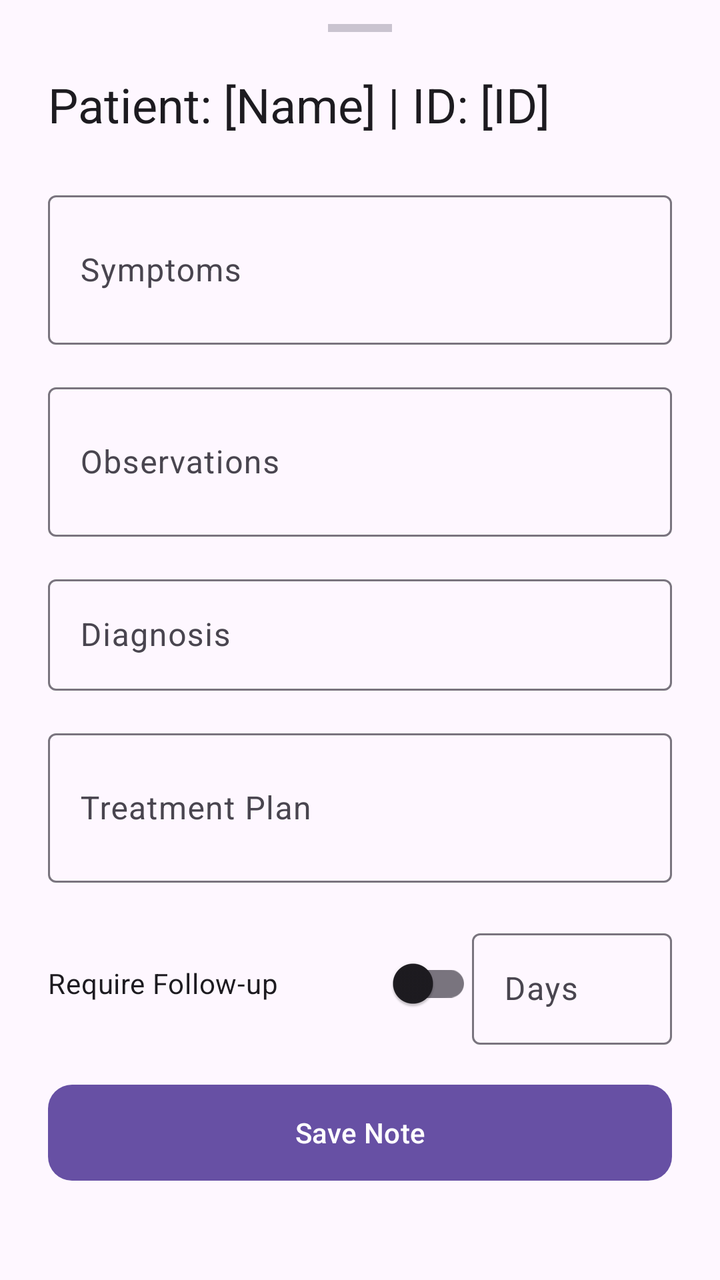
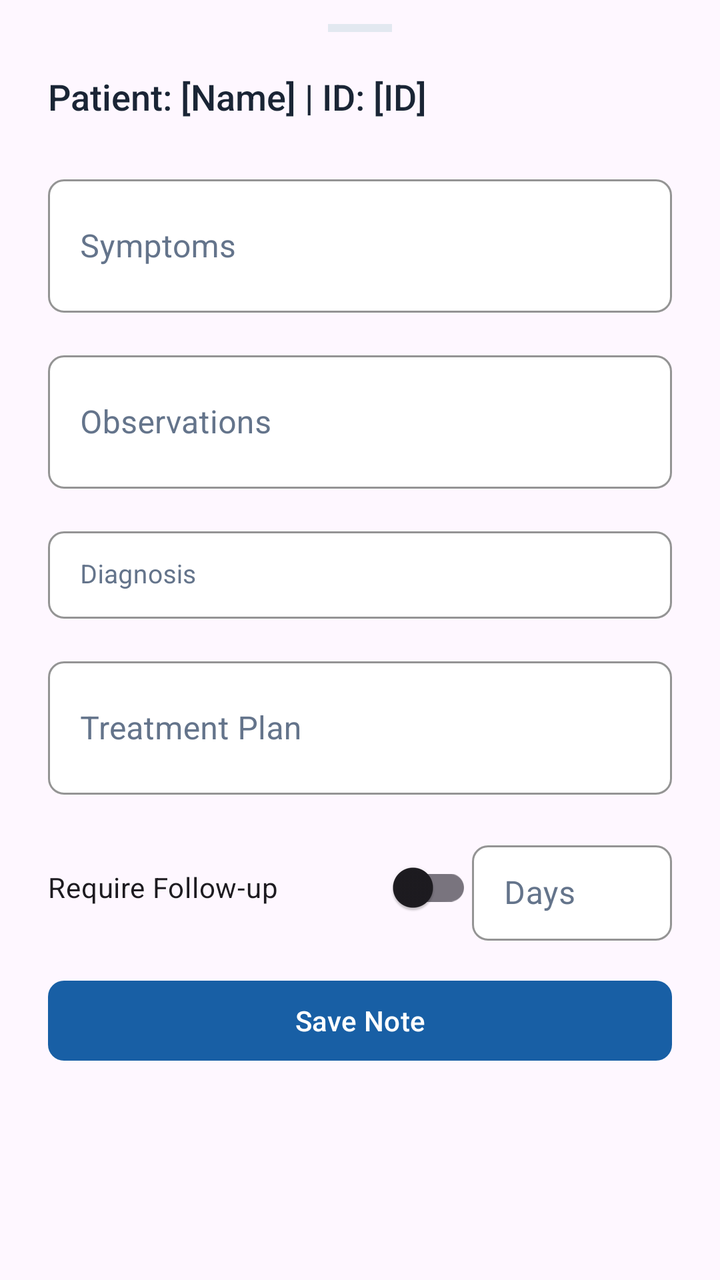

Screens rendered from an Android XML layout before and after an edit, with the pre-edit source and the edit as a unified diff.
<!-- AndroidManifest.xml: application theme Theme.Healthcare_app -->
<!-- res/layout/bottom_sheet_consultation_note.xml -->
<?xml version="1.0" encoding="utf-8"?>
<androidx.core.widget.NestedScrollView xmlns:android="http://schemas.android.com/apk/res/android"
    xmlns:app="http://schemas.android.com/apk/res-auto"
    android:layout_width="match_parent"
    android:layout_height="wrap_content">

    <LinearLayout
        android:layout_width="match_parent"
        android:layout_height="wrap_content"
        android:orientation="vertical"
        android:paddingStart="24dp"
        android:paddingEnd="24dp"
        android:paddingTop="12dp"
        android:paddingBottom="32dp">

        
        <View
            android:layout_width="32dp"
            android:layout_height="4dp"
            android:layout_gravity="center_horizontal"
            android:layout_marginBottom="20dp"
            android:background="?attr/colorOutlineVariant"
            android:backgroundTint="?attr/colorOutlineVariant" />

        
        <TextView
            android:id="@+id/tv_patient_context"
            android:layout_width="match_parent"
            android:layout_height="wrap_content"
            android:text="Patient: [Name] | ID: [ID]"
            android:textAppearance="?attr/textAppearanceHeadlineSmall"
            android:textColor="?attr/colorOnSurface"
            android:layout_marginBottom="24dp" />

        
        <com.google.android.material.textfield.TextInputLayout
            style="@style/Widget.Material3.TextInputLayout.OutlinedBox"
            android:layout_width="match_parent"
            android:layout_height="wrap_content"
            android:layout_marginBottom="16dp"
            android:hint="Symptoms">

            <com.google.android.material.textfield.TextInputEditText
                android:id="@+id/et_symptoms"
                android:layout_width="match_parent"
                android:layout_height="wrap_content"
                android:inputType="textMultiLine"
                android:minLines="2" />

        </com.google.android.material.textfield.TextInputLayout>

        
        <com.google.android.material.textfield.TextInputLayout
            style="@style/Widget.Material3.TextInputLayout.OutlinedBox"
            android:layout_width="match_parent"
            android:layout_height="wrap_content"
            android:layout_marginBottom="16dp"
            android:hint="Observations">

            <com.google.android.material.textfield.TextInputEditText
                android:id="@+id/et_observations"
                android:layout_width="match_parent"
                android:layout_height="wrap_content"
                android:inputType="textMultiLine"
                android:minLines="2" />

        </com.google.android.material.textfield.TextInputLayout>

        
        <com.google.android.material.textfield.TextInputLayout
            style="@style/Widget.Material3.TextInputLayout.OutlinedBox"
            android:layout_width="match_parent"
            android:layout_height="wrap_content"
            android:layout_marginBottom="16dp"
            android:hint="Diagnosis">

            <com.google.android.material.textfield.TextInputEditText
                android:id="@+id/et_diagnosis"
                android:layout_width="match_parent"
                android:layout_height="wrap_content"
                android:inputType="text" />

        </com.google.android.material.textfield.TextInputLayout>

        
        <com.google.android.material.textfield.TextInputLayout
            style="@style/Widget.Material3.TextInputLayout.OutlinedBox"
            android:layout_width="match_parent"
            android:layout_height="wrap_content"
            android:layout_marginBottom="20dp"
            android:hint="Treatment Plan">

            <com.google.android.material.textfield.TextInputEditText
                android:id="@+id/et_treatment_plan"
                android:layout_width="match_parent"
                android:layout_height="wrap_content"
                android:inputType="textMultiLine"
                android:minLines="2" />

        </com.google.android.material.textfield.TextInputLayout>

        
        <LinearLayout
            android:layout_width="match_parent"
            android:layout_height="wrap_content"
            android:orientation="horizontal"
            android:gravity="center_vertical"
            android:layout_marginBottom="16dp">

            <com.google.android.material.switchmaterial.SwitchMaterial
                android:id="@+id/switch_follow_up"
                android:layout_width="0dp"
                android:layout_height="wrap_content"
                android:layout_weight="1"
                android:text="Require Follow-up" />

            <com.google.android.material.textfield.TextInputLayout
                style="@style/Widget.Material3.TextInputLayout.OutlinedBox"
                android:layout_width="100dp"
                android:layout_height="wrap_content"
                android:hint="Days">

                <com.google.android.material.textfield.TextInputEditText
                    android:id="@+id/et_follow_up_days"
                    android:layout_width="match_parent"
                    android:layout_height="wrap_content"
                    android:inputType="number"
                    android:enabled="false" />

            </com.google.android.material.textfield.TextInputLayout>

        </LinearLayout>

        
        <LinearLayout
            android:id="@+id/ll_follow_up_status"
            android:layout_width="match_parent"
            android:layout_height="wrap_content"
            android:orientation="vertical"
            android:visibility="gone"
            android:layout_marginBottom="24dp">

            <TextView
                android:layout_width="wrap_content"
                android:layout_height="wrap_content"
                android:text="Follow-up Status"
                android:textAppearance="?attr/textAppearanceLabelLarge"
                android:textColor="?attr/colorOnSurfaceVariant"
                android:layout_marginBottom="8dp" />

            <RadioGroup
                android:id="@+id/rg_follow_up_status"
                android:layout_width="match_parent"
                android:layout_height="wrap_content"
                android:orientation="horizontal"
                android:layout_marginTop="4dp">

                <com.google.android.material.radiobutton.MaterialRadioButton
                    android:id="@+id/rb_pending"
                    android:layout_width="wrap_content"
                    android:layout_height="wrap_content"
                    android:text="Pending"
                    android:checked="true" />

                <com.google.android.material.radiobutton.MaterialRadioButton
                    android:id="@+id/rb_completed"
                    android:layout_width="wrap_content"
                    android:layout_height="wrap_content"
                    android:layout_marginStart="12dp"
                    android:text="Completed" />

                <com.google.android.material.radiobutton.MaterialRadioButton
                    android:id="@+id/rb_cancelled"
                    android:layout_width="wrap_content"
                    android:layout_height="wrap_content"
                    android:layout_marginStart="12dp"
                    android:text="Cancelled" />

            </RadioGroup>

        </LinearLayout>

        
        <com.google.android.material.button.MaterialButton
            android:id="@+id/btn_save_note"
            android:layout_width="match_parent"
            android:layout_height="56dp"
            android:text="Save Note"
            app:cornerRadius="12dp" />

    </LinearLayout>

</androidx.core.widget.NestedScrollView>
<!-- resources referenced by this layout -->
<resources>
  <style name="Theme.Healthcare_app" parent="Base.Theme.Healthcare_app" />
  <style name="Base.Theme.Healthcare_app" parent="Theme.Material3.DayNight.NoActionBar">
      </style>
</resources>

<!-- the commit's change to res/layout/bottom_sheet_consultation_note.xml (unified diff, before → after) -->
@@ -19,8 +19,8 @@
             android:layout_height="4dp"
             android:layout_gravity="center_horizontal"
             android:layout_marginBottom="20dp"
-            android:background="?attr/colorOutlineVariant"
-            android:backgroundTint="?attr/colorOutlineVariant" />
+            android:background="#E2E8F0"
+            android:backgroundTint="#E2E8F0" />
 
         
         <TextView
@@ -28,13 +28,23 @@
             android:layout_width="match_parent"
             android:layout_height="wrap_content"
             android:text="Patient: [Name] | ID: [ID]"
-            android:textAppearance="?attr/textAppearanceHeadlineSmall"
-            android:textColor="?attr/colorOnSurface"
+            android:textSize="18sp"
+            android:fontFamily="sans-serif-medium"
+            android:textColor="#1A2535"
             android:layout_marginBottom="24dp" />
 
         
         <com.google.android.material.textfield.TextInputLayout
-            style="@style/Widget.Material3.TextInputLayout.OutlinedBox"
+            style="@style/Widget.MaterialComponents.TextInputLayout.OutlinedBox.Dense"
+            android:textColorHint="#64748B"
+            app:boxBackgroundColor="#FFFFFF"
+            app:boxStrokeColor="#E2E8F0"
+            app:boxStrokeWidth="1dp"
+            app:boxCornerRadiusTopStart="8dp"
+            app:boxCornerRadiusTopEnd="8dp"
+            app:boxCornerRadiusBottomStart="8dp"
+            app:boxCornerRadiusBottomEnd="8dp"
+            app:hintTextColor="#185FA5"
             android:layout_width="match_parent"
             android:layout_height="wrap_content"
             android:layout_marginBottom="16dp"
@@ -51,7 +61,16 @@
 
         
         <com.google.android.material.textfield.TextInputLayout
-            style="@style/Widget.Material3.TextInputLayout.OutlinedBox"
+            style="@style/Widget.MaterialComponents.TextInputLayout.OutlinedBox.Dense"
+            android:textColorHint="#64748B"
+            app:boxBackgroundColor="#FFFFFF"
+            app:boxStrokeColor="#E2E8F0"
+            app:boxStrokeWidth="1dp"
+            app:boxCornerRadiusTopStart="8dp"
+            app:boxCornerRadiusTopEnd="8dp"
+            app:boxCornerRadiusBottomStart="8dp"
+            app:boxCornerRadiusBottomEnd="8dp"
+            app:hintTextColor="#185FA5"
             android:layout_width="match_parent"
             android:layout_height="wrap_content"
             android:layout_marginBottom="16dp"
@@ -68,7 +87,16 @@
 
         
         <com.google.android.material.textfield.TextInputLayout
-            style="@style/Widget.Material3.TextInputLayout.OutlinedBox"
+            style="@style/Widget.MaterialComponents.TextInputLayout.OutlinedBox.Dense"
+            android:textColorHint="#64748B"
+            app:boxBackgroundColor="#FFFFFF"
+            app:boxStrokeColor="#E2E8F0"
+            app:boxStrokeWidth="1dp"
+            app:boxCornerRadiusTopStart="8dp"
+            app:boxCornerRadiusTopEnd="8dp"
+            app:boxCornerRadiusBottomStart="8dp"
+            app:boxCornerRadiusBottomEnd="8dp"
+            app:hintTextColor="#185FA5"
             android:layout_width="match_parent"
             android:layout_height="wrap_content"
             android:layout_marginBottom="16dp"
@@ -78,13 +106,25 @@
                 android:id="@+id/et_diagnosis"
                 android:layout_width="match_parent"
                 android:layout_height="wrap_content"
-                android:inputType="text" />
-
-        </com.google.android.material.textfield.TextInputLayout>
-
-        
-        <com.google.android.material.textfield.TextInputLayout
-            style="@style/Widget.Material3.TextInputLayout.OutlinedBox"
+                android:inputType="text"
+                android:textSize="13sp"
+                android:textColor="#1A2535"
+                android:fontFamily="sans-serif" />
+
+        </com.google.android.material.textfield.TextInputLayout>
+
+        
+        <com.google.android.material.textfield.TextInputLayout
+            style="@style/Widget.MaterialComponents.TextInputLayout.OutlinedBox.Dense"
+            android:textColorHint="#64748B"
+            app:boxBackgroundColor="#FFFFFF"
+            app:boxStrokeColor="#E2E8F0"
+            app:boxStrokeWidth="1dp"
+            app:boxCornerRadiusTopStart="8dp"
+            app:boxCornerRadiusTopEnd="8dp"
+            app:boxCornerRadiusBottomStart="8dp"
+            app:boxCornerRadiusBottomEnd="8dp"
+            app:hintTextColor="#185FA5"
             android:layout_width="match_parent"
             android:layout_height="wrap_content"
             android:layout_marginBottom="20dp"
@@ -115,7 +155,16 @@
                 android:text="Require Follow-up" />
 
             <com.google.android.material.textfield.TextInputLayout
-                style="@style/Widget.Material3.TextInputLayout.OutlinedBox"
+                style="@style/Widget.MaterialComponents.TextInputLayout.OutlinedBox.Dense"
+            android:textColorHint="#64748B"
+            app:boxBackgroundColor="#FFFFFF"
+            app:boxStrokeColor="#E2E8F0"
+            app:boxStrokeWidth="1dp"
+            app:boxCornerRadiusTopStart="8dp"
+            app:boxCornerRadiusTopEnd="8dp"
+            app:boxCornerRadiusBottomStart="8dp"
+            app:boxCornerRadiusBottomEnd="8dp"
+            app:hintTextColor="#185FA5"
                 android:layout_width="100dp"
                 android:layout_height="wrap_content"
                 android:hint="Days">
@@ -144,8 +193,9 @@
                 android:layout_width="wrap_content"
                 android:layout_height="wrap_content"
                 android:text="Follow-up Status"
-                android:textAppearance="?attr/textAppearanceLabelLarge"
-                android:textColor="?attr/colorOnSurfaceVariant"
+                android:textSize="13sp"
+            android:fontFamily="sans-serif-medium"
+                android:textColor="#64748B"
                 android:layout_marginBottom="8dp" />
 
             <RadioGroup
@@ -184,9 +234,14 @@
         <com.google.android.material.button.MaterialButton
             android:id="@+id/btn_save_note"
             android:layout_width="match_parent"
-            android:layout_height="56dp"
+            android:layout_height="48dp"
             android:text="Save Note"
-            app:cornerRadius="12dp" />
+            app:cornerRadius="8dp"
+            app:elevation="0dp"
+            app:backgroundTint="#185FA5"
+            android:textColor="#FFFFFF"
+            android:textAllCaps="false"
+            android:fontFamily="sans-serif-medium" />
 
     </LinearLayout>
 
<!-- resource entries referenced after the edit -->
@@ -1,7 +1,32 @@
 <!-- resources referenced by this layout -->
 <resources>
   <style name="Theme.Healthcare_app" parent="Base.Theme.Healthcare_app" />
-  <style name="Base.Theme.Healthcare_app" parent="Theme.Material3.DayNight.NoActionBar">
+  <style name="Base.Theme.Healthcare_app" parent="Theme.Material3.Light.NoActionBar">
+          <item name="bottomSheetDialogTheme">@style/Theme.Healthcare_app.BottomSheetDialog</item>
+      </style>
+  <style name="Theme.Healthcare_app.BottomSheetDialog" parent="ThemeOverlay.Material3.BottomSheetDialog">
+          <item name="android:windowIsFloating">false</item>
+          <item name="android:backgroundDimEnabled">true</item>
+          
+          <item name="colorSurface">#FFFFFF</item>
+          <item name="colorOnSurface">#1A2535</item>
+          <item name="colorOnSurfaceVariant">#64748B</item>
+          <item name="android:colorBackground">#FFFFFF</item>
+          <item name="colorPrimary">#185FA5</item>
+          <item name="colorOnPrimary">#FFFFFF</item>
+          
+          <item name="android:textColorPrimary">#1A2535</item>
+          <item name="android:textColorSecondary">#64748B</item>
+          <item name="android:textColorHint">#64748B</item>
+          
+          <item name="colorControlNormal">#E2E8F0</item>
+          <item name="colorControlActivated">#185FA5</item>
+          
+          <item name="bottomSheetStyle">@style/LightBottomSheetStyle</item>
+      </style>
+  <style name="LightBottomSheetStyle" parent="Widget.Material3.BottomSheet.Modal">
+          <item name="backgroundTint">#FFFFFF</item>
+          <item name="android:elevation">0dp</item>
       </style>
 </resources>
 
